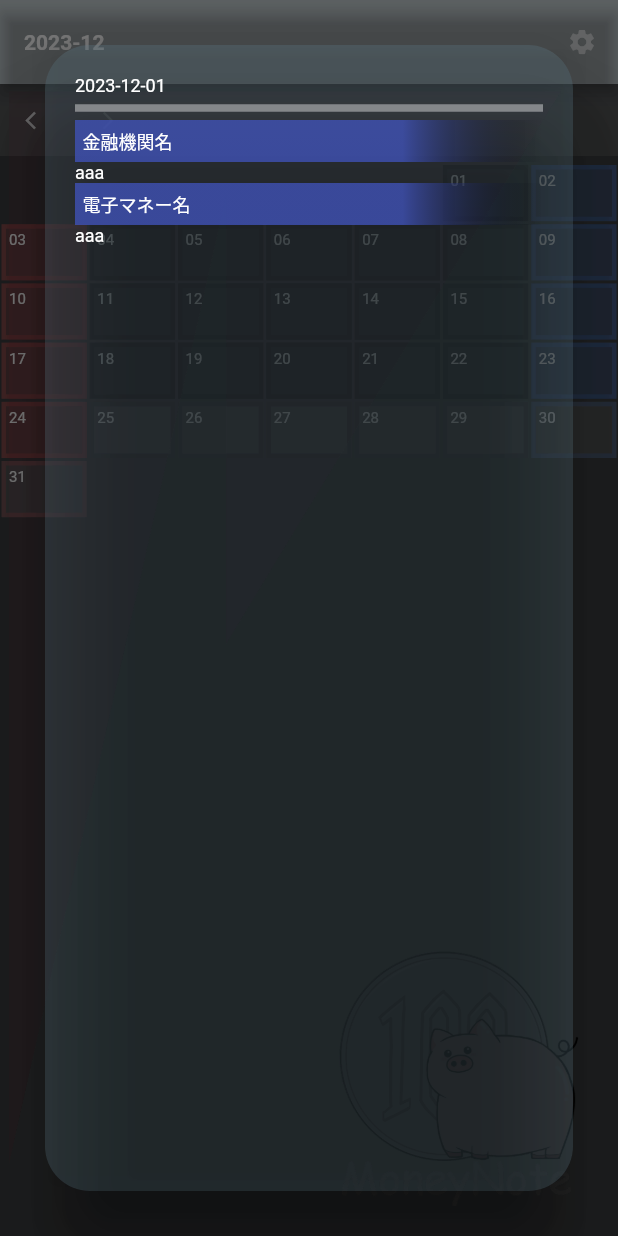
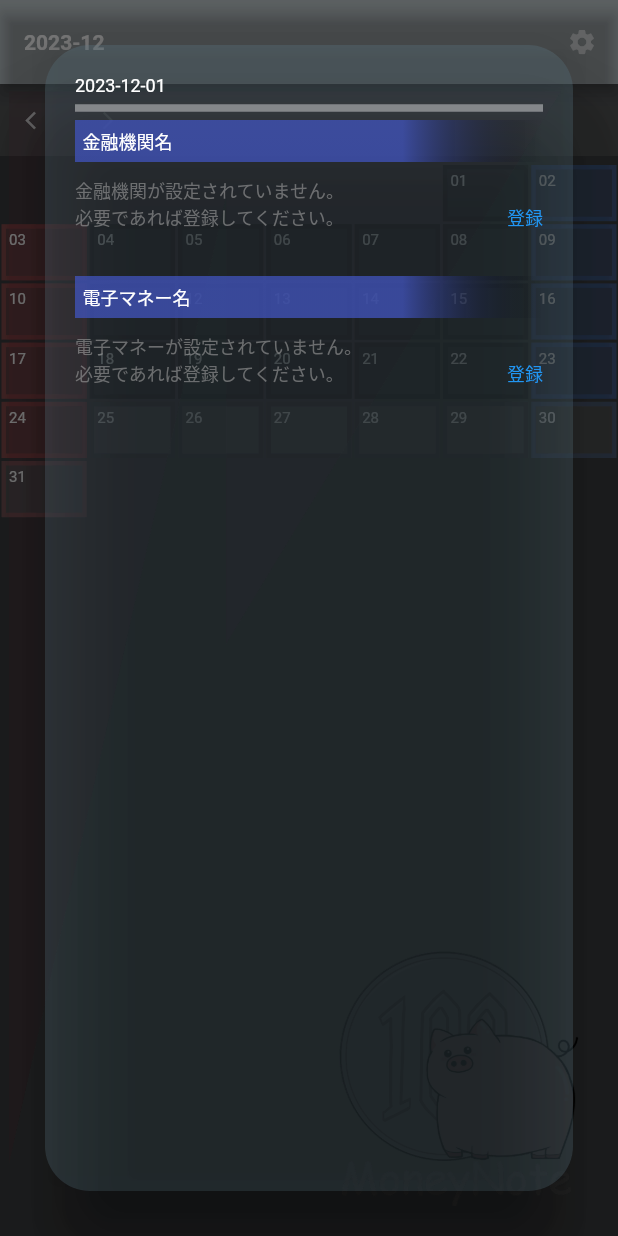
Before and after one commit to hidechy/app_moneynote2, a Flutter app: the screen it shows after launch, after a tap on "01", on a phone screen of 412 x 824 dp. Run offline on Flutter 3.47's test engine with Material 3 defaults, Android fonts, the phone set to English and light mode, and no system bars; our stand-ins replace flutter_hooks, flutter_riverpod, freezed_annotation, google_fonts, hooks_riverpod, isar; accounts and stored records are empty; generated files the repository leaves out were written again; network calls fail; Roboto replaces fonts that are missing (Kiwi Maru, KiwiMaru).

Commit message:
commit 20231225 bank emoney blank message

```diff
--- a/lib/screens/components/daily_money_display_alert.dart
+++ b/lib/screens/components/daily_money_display_alert.dart
@@ -8,6 +8,7 @@ import '../../collections/emoney_name.dart';
 import '../../enums/deposit_type.dart';
 import '../../extensions/extensions.dart';
 import 'bank_price_input_alert.dart';
+import 'parts/bank_emoney_blank_message.dart';
 import 'parts/money_dialog.dart';
 
 class DailyMoneyDisplayAlert extends ConsumerStatefulWidget {
@@ -64,7 +65,11 @@ class _DailyMoneyDisplayAlertState extends ConsumerState<DailyMoneyDisplayAlert>
                   child: const Text('金融機関名', overflow: TextOverflow.ellipsis),
                 ),
 
-                if (bankNameList!.isEmpty) const Text('aaa'),
+                if (bankNameList!.isEmpty) ...[
+                  const SizedBox(height: 10),
+                  BankEmoneyBlankMessage(deposit: '金融機関', isar: widget.isar),
+                  const SizedBox(height: 30),
+                ],
 
                 if (bankNameList!.isNotEmpty)
                   FutureBuilder<List<Widget>>(
@@ -97,7 +102,11 @@ class _DailyMoneyDisplayAlertState extends ConsumerState<DailyMoneyDisplayAlert>
                   child: const Text('電子マネー名', overflow: TextOverflow.ellipsis),
                 ),
 
-                if (emoneyNameList!.isEmpty) const Text('aaa'),
+                if (emoneyNameList!.isEmpty) ...[
+                  const SizedBox(height: 10),
+                  BankEmoneyBlankMessage(deposit: '電子マネー', index: 1, isar: widget.isar),
+                  const SizedBox(height: 30),
+                ],
 
                 if (emoneyNameList!.isNotEmpty)
                   FutureBuilder<List<Widget>>(
--- /dev/null
+++ b/lib/screens/components/parts/bank_emoney_blank_message.dart
@@ -0,0 +1,43 @@
+import 'package:flutter/material.dart';
+import 'package:isar/isar.dart';
+
+import '../deposit_tab_alert.dart';
+import 'money_dialog.dart';
+
+// ignore: must_be_immutable
+class BankEmoneyBlankMessage extends StatelessWidget {
+  BankEmoneyBlankMessage({super.key, required this.deposit, this.index, required this.isar});
+
+  final String deposit;
+  int? index;
+  final Isar isar;
+
+  ///
+  @override
+  Widget build(BuildContext context) {
+    return DefaultTextStyle(
+      style: TextStyle(color: Colors.grey.withOpacity(0.6), fontSize: 12),
+      child: Column(
+        crossAxisAlignment: CrossAxisAlignment.start,
+        children: [
+          Text('$depositが設定されていません。'),
+          Row(
+            mainAxisAlignment: MainAxisAlignment.spaceBetween,
+            children: [
+              const Text('必要であれば登録してください。'),
+              GestureDetector(
+                child: Text('登録', style: TextStyle(fontSize: 12, color: Theme.of(context).colorScheme.primary)),
+                onTap: () {
+                  MoneyDialog(
+                    context: context,
+                    widget: (index != null) ? DepositTabAlert(index: 1, isar: isar) : DepositTabAlert(isar: isar),
+                  );
+                },
+              ),
+            ],
+          ),
+        ],
+      ),
+    );
+  }
+}
```
